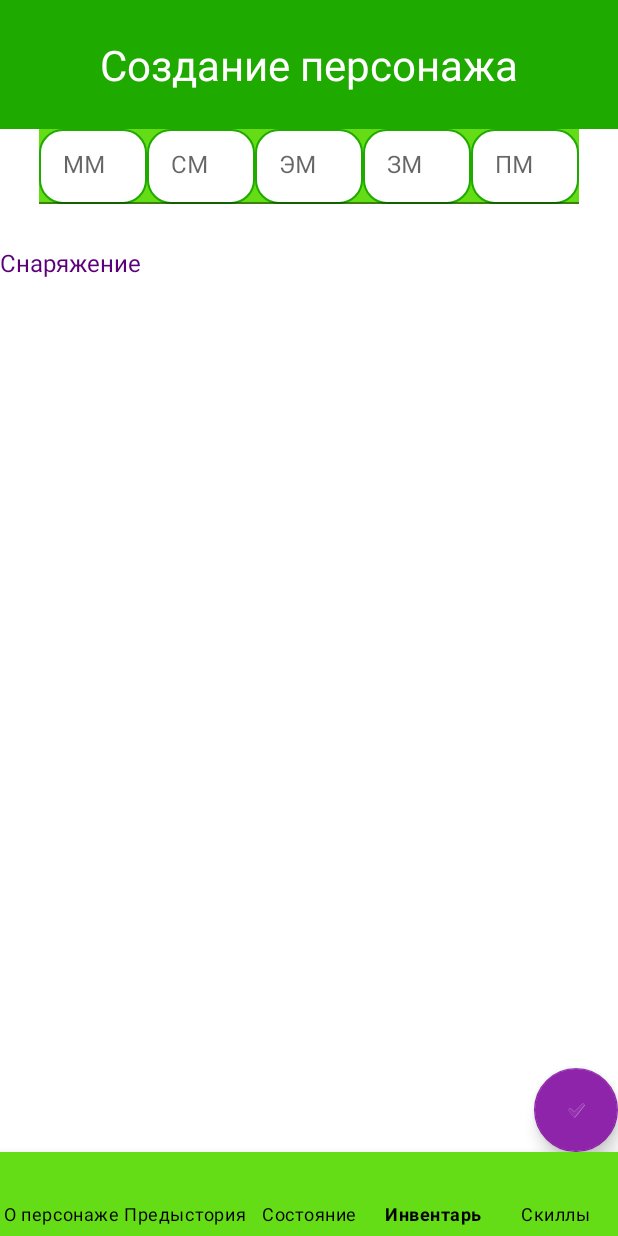
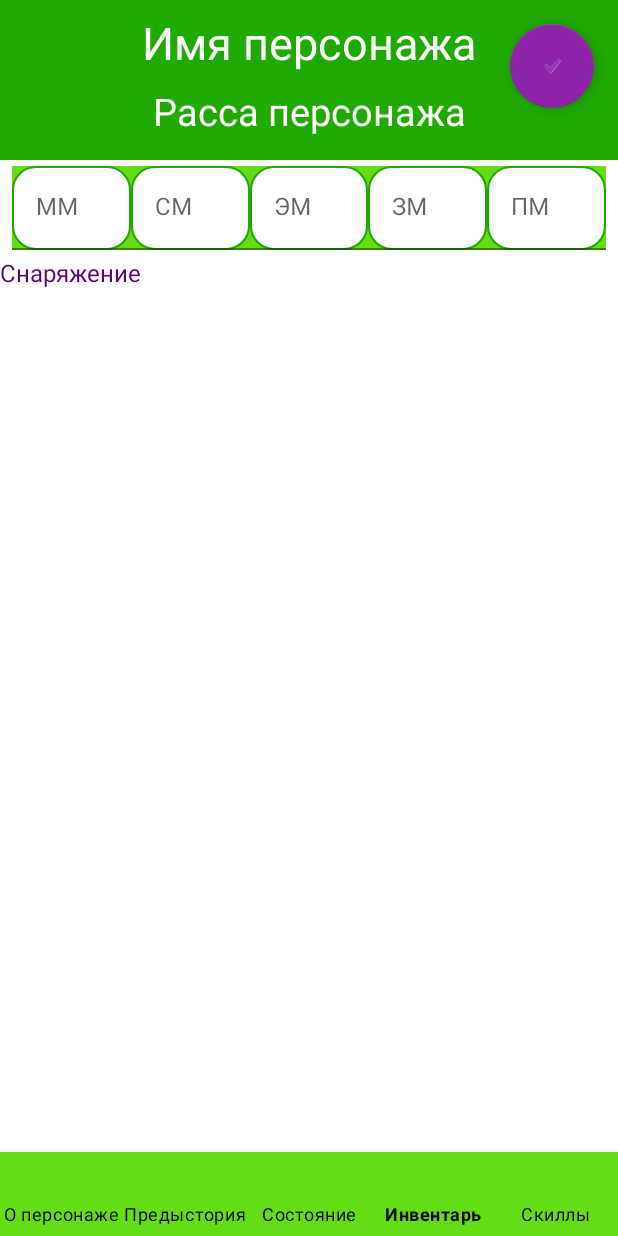
Before and after one commit to IssildurIl/dndList, an Android app: the CharacterInventory screen opened through its navigation route, on a phone screen of 412 x 824 dp. Run offline under Robolectric (Android 15) with nearby library versions, the phone set to English and light mode, and no system bars; our stand-ins replace Room's generated code, navigation-ui; libraries missing offline, so code that uses them is left out: lombok.var; 3 statements that could not run were skipped.

Commit message:
Поправлена верстка инвентаря

```diff
--- a/app/src/main/java/com/example/dndlist/Fragment/CharacterFragments/CharacterAttackAndCasts.java
+++ b/app/src/main/java/com/example/dndlist/Fragment/CharacterFragments/CharacterAttackAndCasts.java
@@ -9,8 +9,6 @@ import android.widget.TextView;
 import androidx.annotation.NonNull;
 import androidx.annotation.Nullable;
 import androidx.fragment.app.Fragment;
-import androidx.navigation.NavController;
-import androidx.navigation.Navigation;
 
 import com.example.dndlist.R;
 import com.example.dndlist.model.Character;
@@ -22,7 +20,6 @@ public class CharacterAttackAndCasts extends Fragment {
 
     TextView name, race;
     Character character;
-    NavController navController;
 
 
     public CharacterAttackAndCasts() {
@@ -40,9 +37,7 @@ public class CharacterAttackAndCasts extends Fragment {
     public void onViewCreated(@NonNull View view, @Nullable Bundle savedInstanceState) {
         super.onViewCreated(view, savedInstanceState);
         DbUtil.init(getContext());
-
         getActivity().findViewById(R.id.bottom_navigation).setVisibility(View.VISIBLE);
-        navController = Navigation.findNavController(view);
         name = view.findViewById(R.id.tvCharacterNameCastsFragment);
         race = view.findViewById(R.id.tvCharacterRaceCastsFragment);
         character = DbUtil.getCurrentCharacter();
--- a/app/src/main/java/com/example/dndlist/Fragment/CharacterFragments/CharacterInventory.java
+++ b/app/src/main/java/com/example/dndlist/Fragment/CharacterFragments/CharacterInventory.java
@@ -4,13 +4,22 @@ import android.os.Bundle;
 import android.view.LayoutInflater;
 import android.view.View;
 import android.view.ViewGroup;
+import android.widget.TextView;
 
+import androidx.annotation.NonNull;
+import androidx.annotation.Nullable;
 import androidx.fragment.app.Fragment;
 
 import com.example.dndlist.R;
+import com.example.dndlist.model.Character;
+import com.example.dndlist.repository.DbUtil;
 
 
 public class CharacterInventory extends Fragment {
+
+    TextView name, race;
+    Character character;
+
 
     public CharacterInventory() {
 
@@ -27,4 +36,17 @@ public class CharacterInventory extends Fragment {
         // Inflate the layout for this fragment
         return inflater.inflate(R.layout.fragment_character_inventory, container, false);
     }
+
+    @Override
+    public void onViewCreated(@NonNull View view, @Nullable Bundle savedInstanceState) {
+        super.onViewCreated(view, savedInstanceState);
+
+        DbUtil.init(getContext());
+        getActivity().findViewById(R.id.bottom_navigation).setVisibility(View.VISIBLE);
+        name = view.findViewById(R.id.tvCharacterNameInventoryFragment);
+        race = view.findViewById(R.id.tvCharacterRaceInventoryFragment);
+        character = DbUtil.getCurrentCharacter();
+        name.setText(character.getName());
+        race.setText(character.getRace());
+    }
 }
--- a/app/src/main/res/layout/fragment_character_inventory.xml
+++ b/app/src/main/res/layout/fragment_character_inventory.xml
@@ -5,6 +5,18 @@
     xmlns:tools="http://schemas.android.com/tools"
     android:layout_width="match_parent"
     android:layout_height="match_parent">
+
+    <com.google.android.material.floatingactionbutton.FloatingActionButton
+        android:id="@+id/goToCreateCharacterAboutInfoFab"
+        android:layout_width="wrap_content"
+        android:layout_height="wrap_content"
+        android:layout_gravity="top|end"
+        android:layout_marginTop="16dp"
+        android:layout_marginEnd="16dp"
+        android:clickable="true"
+        android:focusable="true"
+        android:src="?android:attr/textCheckMark" />
+
     <androidx.constraintlayout.widget.ConstraintLayout
         android:id="@+id/frameLayout"
         android:layout_width="match_parent"
@@ -13,50 +25,65 @@
         tools:context=".Fragment.CreateCharacterFragments.CreateCharacterBasicInfo">
 
         <TextView
-            android:id="@+id/textView"
+            android:id="@+id/tvCharacterNameInventoryFragment"
             android:layout_width="wrap_content"
+
             android:layout_height="wrap_content"
-            android:layout_marginStart="8dp"
-            android:layout_marginTop="24dp"
-            android:layout_marginEnd="8dp"
-            android:layout_marginBottom="24dp"
-            android:text="Создание персонажа"
+            android:layout_marginTop="8dp"
+            android:layout_marginBottom="8dp"
+            android:text="Имя персонажа"
             android:textColor="@color/white"
-            android:textSize="28sp"
+            android:textSize="30sp"
+            app:layout_constraintBottom_toTopOf="@+id/tvCharacterRaceInventoryFragment"
+            app:layout_constraintLeft_toLeftOf="parent"
+            app:layout_constraintRight_toRightOf="parent"
+            app:layout_constraintTop_toTopOf="parent" />
+
+
+        <TextView
+            android:id="@+id/tvCharacterRaceInventoryFragment"
+            android:layout_width="wrap_content"
+
+            android:layout_height="wrap_content"
+            android:layout_marginBottom="8dp"
+            android:text="Расса персонажа"
+            android:textColor="@color/white"
+            android:textSize="25sp"
             app:layout_constraintBottom_toTopOf="@+id/constraintLayout"
             app:layout_constraintEnd_toEndOf="parent"
             app:layout_constraintStart_toStartOf="parent"
-            app:layout_constraintTop_toTopOf="parent" />
+            app:layout_constraintTop_toBottomOf="@+id/tvCharacterNameInventoryFragment" />
 
         <androidx.constraintlayout.widget.ConstraintLayout
             android:id="@+id/constraintLayout"
             android:layout_width="match_parent"
             android:layout_height="0dp"
+            android:layout_marginTop="7dp"
             android:background="@color/white"
             android:orientation="vertical"
             app:layout_constraintBottom_toBottomOf="parent"
             app:layout_constraintEnd_toEndOf="parent"
             app:layout_constraintStart_toStartOf="parent"
-            app:layout_constraintTop_toBottomOf="@+id/textView">
+            app:layout_constraintTop_toBottomOf="@+id/tvCharacterRaceInventoryFragment">
 
             <com.google.android.material.textfield.TextInputLayout
                 android:id="@+id/til"
-                android:layout_width="72dp"
-                android:layout_height="50dp"
-                android:layout_marginStart="51dp"
-                android:layout_marginBottom="16dp"
+                android:layout_width="0dp"
+                android:layout_height="wrap_content"
+                android:layout_marginStart="8dp"
                 android:background="@color/primaryColor"
                 android:hint="ММ"
                 app:boxStrokeColor="@color/white"
-                app:layout_constraintBottom_toTopOf="@+id/passwordField"
+                app:layout_constraintBottom_toTopOf="@+id/textView4"
                 app:layout_constraintEnd_toStartOf="@+id/textInputLayout2"
+                app:layout_constraintHorizontal_bias="0.5"
                 app:layout_constraintStart_toStartOf="parent"
-                app:layout_constraintTop_toBottomOf="@+id/imageView2">
+                app:layout_constraintTop_toTopOf="parent">
 
                 <com.google.android.material.textfield.TextInputEditText
                     android:id="@+id/coppercoin"
                     android:layout_width="match_parent"
-                    android:layout_height="wrap_content"
+                    android:layout_height="match_parent"
                     android:background="@drawable/et_style"
                     android:singleLine="true"
                     android:textColor="@color/white" />
@@ -65,22 +92,22 @@
 
             <com.google.android.material.textfield.TextInputLayout
                 android:id="@+id/textInputLayout5"
-                android:layout_width="72dp"
-                android:layout_height="50dp"
-                android:layout_marginEnd="51dp"
-                android:layout_marginBottom="16dp"
+                android:layout_width="0dp"
+                android:layout_height="wrap_content"
+                android:layout_marginEnd="8dp"
                 android:background="@color/primaryColor"
                 android:hint="ПМ"
                 app:boxStrokeColor="@color/white"
-                app:layout_constraintBottom_toTopOf="@+id/passwordField"
+                app:layout_constraintBottom_toTopOf="@+id/textView4"
                 app:layout_constraintEnd_toEndOf="parent"
+                app:layout_constraintHorizontal_bias="0.5"
                 app:layout_constraintStart_toEndOf="@+id/textInputLayout4"
-                app:layout_constraintTop_toBottomOf="@+id/imageView2">
+                app:layout_constraintTop_toTopOf="parent">
 
                 <com.google.android.material.textfield.TextInputEditText
                     android:id="@+id/platinumcoin"
                     android:layout_width="match_parent"
-                    android:layout_height="wrap_content"
+                    android:layout_height="match_parent"
                     android:background="@drawable/et_style"
                     android:singleLine="true"
                     android:textColor="@color/white" />
@@ -88,21 +115,21 @@
 
             <com.google.android.material.textfield.TextInputLayout
                 android:id="@+id/textInputLayout4"
-                android:layout_width="72dp"
-                android:layout_height="50dp"
-                android:layout_marginBottom="16dp"
+                android:layout_width="0dp"
+                android:layout_height="wrap_content"
                 android:background="@color/primaryColor"
                 android:hint="ЗМ"
                 app:boxStrokeColor="@color/white"
-                app:layout_constraintBottom_toTopOf="@+id/passwordField"
+                app:layout_constraintBottom_toTopOf="@+id/textView4"
                 app:layout_constraintEnd_toStartOf="@+id/textInputLayout5"
+                app:layout_constraintHorizontal_bias="0.5"
                 app:layout_constraintStart_toEndOf="@+id/textInputLayout3"
-                app:layout_constraintTop_toBottomOf="@+id/imageView2">
+                app:layout_constraintTop_toTopOf="parent">
 
                 <com.google.android.material.textfield.TextInputEditText
                     android:id="@+id/goldcoin"
                     android:layout_width="match_parent"
-                    android:layout_height="wrap_content"
+                    android:layout_height="match_parent"
                     android:background="@drawable/et_style"
                     android:singleLine="true"
                     android:textColor="@color/white" />
@@ -110,38 +137,39 @@
 
             <com.google.android.material.textfield.TextInputLayout
                 android:id="@+id/textInputLayout3"
-                android:layout_width="72dp"
-                android:layout_height="50dp"
-                android:layout_marginBottom="16dp"
+                android:layout_width="0dp"
+                android:layout_height="wrap_content"
                 android:background="@color/primaryColor"
                 android:hint="ЭМ"
                 app:boxStrokeColor="@color/white"
-                app:layout_constraintBottom_toTopOf="@+id/passwordField"
+                app:layout_constraintBottom_toTopOf="@+id/textView4"
                 app:layout_constraintEnd_toStartOf="@+id/textInputLayout4"
+                app:layout_constraintHorizontal_bias="0.5"
                 app:layout_constraintStart_toEndOf="@+id/textInputLayout2"
-                app:layout_constraintTop_toBottomOf="@+id/imageView2">
+                app:layout_constraintTop_toTopOf="parent">
 
                 <com.google.android.material.textfield.TextInputEditText
                     android:id="@+id/coin"
                     android:layout_width="match_parent"
-                    android:layout_height="wrap_content"
+                    android:layout_height="match_parent"
                     android:background="@drawable/et_style"
                     android:singleLine="true"
                     android:textColor="@color/white" />
+
             </com.google.android.material.textfield.TextInputLayout>
 
             <com.google.android.material.textfield.TextInputLayout
                 android:id="@+id/textInputLayout2"
-                android:layout_width="72dp"
-                android:layout_height="50dp"
-                android:layout_marginBottom="16dp"
+                android:layout_width="0dp"
+                android:layout_height="wrap_content"
                 android:background="@color/primaryColor"
                 android:hint="СМ"
                 app:boxStrokeColor="@color/white"
-                app:layout_constraintBottom_toTopOf="@+id/passwordField"
+                app:layout_constraintBottom_toTopOf="@+id/textView4"
                 app:layout_constraintEnd_toStartOf="@+id/textInputLayout3"
+                app:layout_constraintHorizontal_bias="0.5"
                 app:layout_constraintStart_toEndOf="@+id/til"
-                app:layout_constraintTop_toBottomOf="@+id/imageView2">
+                app:layout_constraintTop_toTopOf="parent">
 
                 <com.google.android.material.textfield.TextInputEditText
                     android:id="@+id/silvercoin"
@@ -155,41 +183,29 @@
             <androidx.recyclerview.widget.RecyclerView
                 android:id="@+id/recyclerView"
                 android:layout_width="match_parent"
-                android:layout_height="552dp"
+                android:layout_height="0dp"
                 app:layout_constraintBottom_toBottomOf="parent"
                 app:layout_constraintEnd_toEndOf="parent"
-                app:layout_constraintHorizontal_bias="1.0"
+                app:layout_constraintHorizontal_bias="0.0"
                 app:layout_constraintStart_toStartOf="parent"
-                app:layout_constraintTop_toBottomOf="@+id/textView4"
-                app:layout_constraintVertical_bias="1.0" />
+                app:layout_constraintTop_toBottomOf="@+id/textView4" />
 
             <TextView
                 android:id="@+id/textView4"
                 android:layout_width="0dp"
-                android:layout_height="wrap_content"
-                android:layout_marginTop="16dp"
-                android:layout_marginBottom="5dp"
+                android:layout_height="22dp"
+                android:layout_marginTop="64dp"
+                android:layout_marginBottom="8dp"
                 android:text="Снаряжение"
                 android:textColor="@color/secondaryDarkColor"
                 android:textSize="16sp"
                 app:layout_constraintBottom_toTopOf="@+id/recyclerView"
                 app:layout_constraintEnd_toEndOf="parent"
-                app:layout_constraintHorizontal_bias="0.0"
                 app:layout_constraintStart_toStartOf="parent"
-                app:layout_constraintTop_toBottomOf="@+id/textInputLayout3" />
-
-            <com.google.android.material.floatingactionbutton.FloatingActionButton
-                android:id="@+id/goToCreateCharacterAboutInfoFab"
-                android:layout_width="wrap_content"
-                android:layout_height="wrap_content"
-                android:layout_gravity="end|bottom"
-                android:clickable="true"
-                android:focusable="true"
-                android:src="?android:attr/textCheckMark"
-                app:layout_constraintBottom_toBottomOf="parent"
-                app:layout_constraintEnd_toEndOf="parent" />
+                app:layout_constraintTop_toTopOf="parent" />
 
         </androidx.constraintlayout.widget.ConstraintLayout>
 
+
     </androidx.constraintlayout.widget.ConstraintLayout>
 </androidx.coordinatorlayout.widget.CoordinatorLayout>
```
